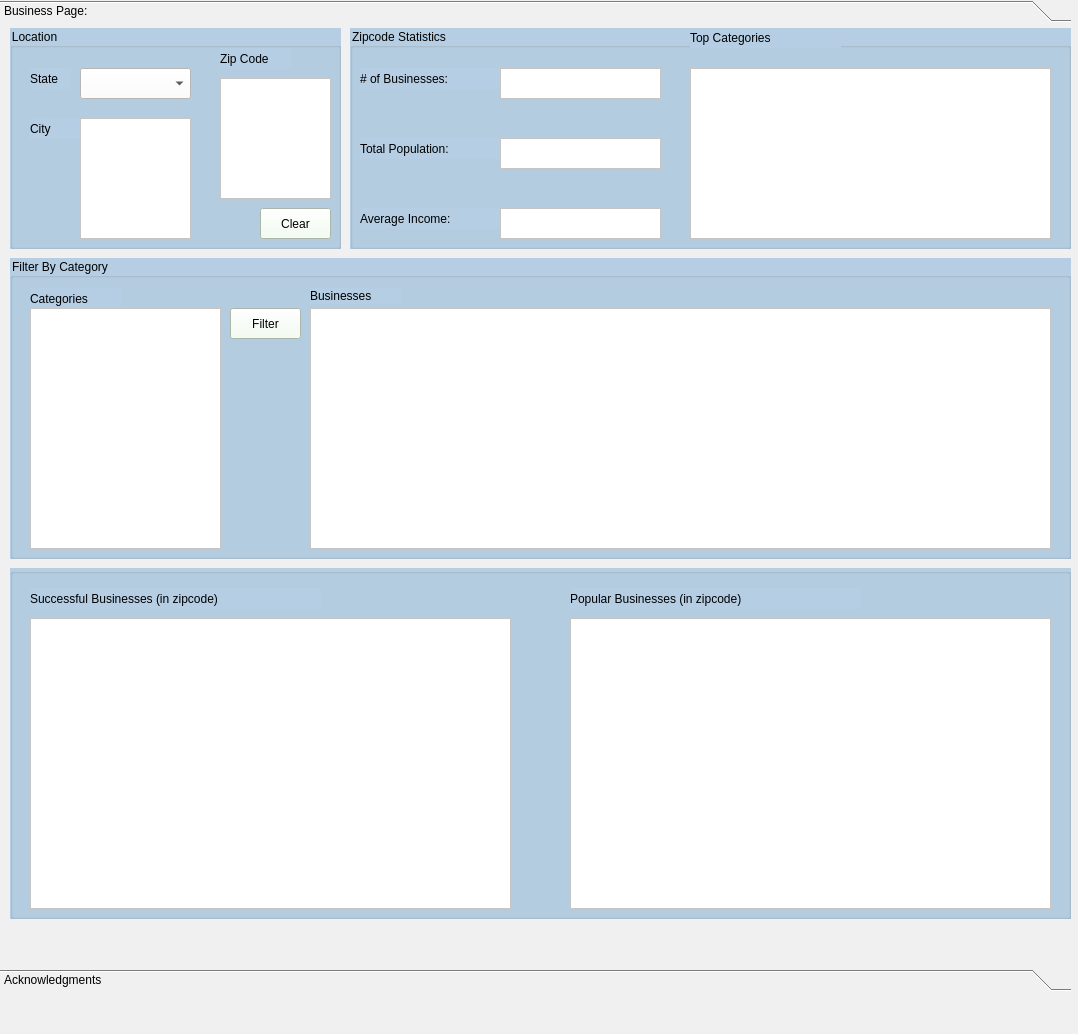
Above: milestone1app.ui from csilby01/451milestone3 before the change. Below: the same form after it.
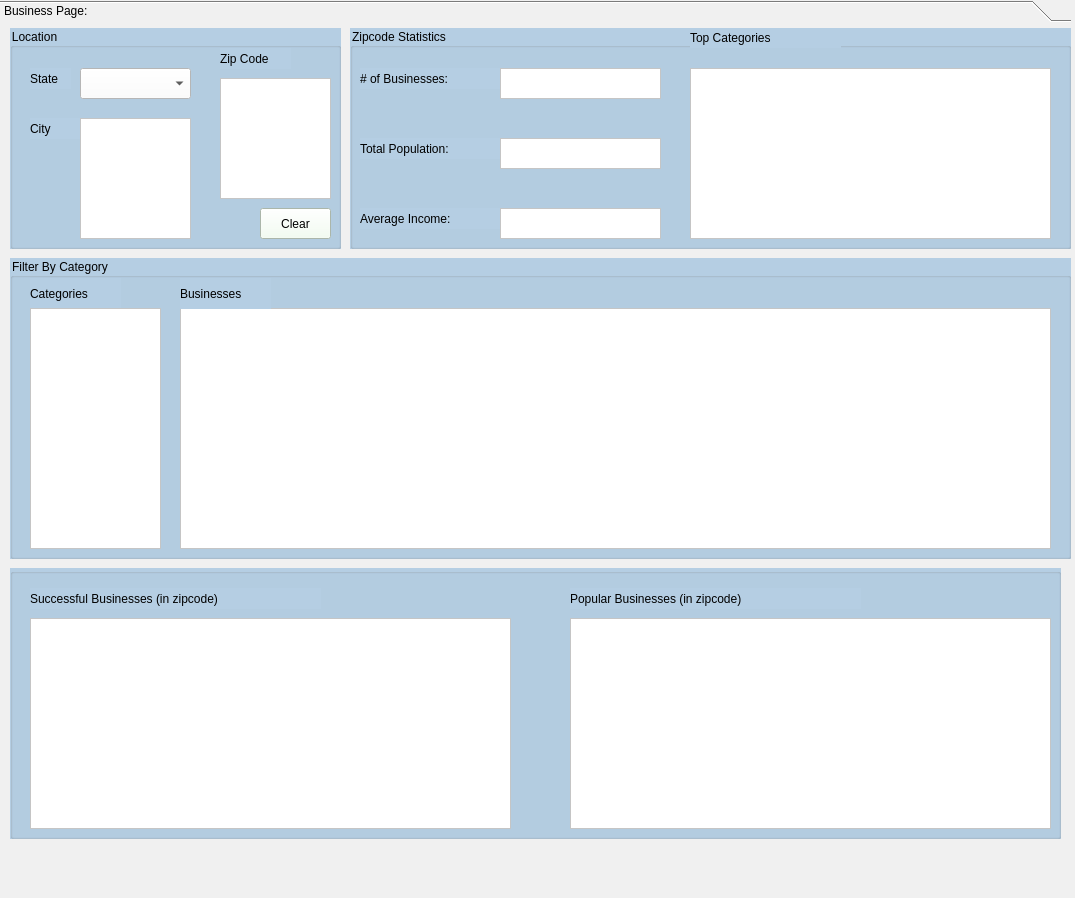
That is the form after the change.

Patch:
```diff
--- a/milestone1app.ui
+++ b/milestone1app.ui
@@ -6,8 +6,8 @@
    <rect>
     <x>0</x>
     <y>0</y>
-    <width>1078</width>
-    <height>1034</height>
+    <width>1075</width>
+    <height>898</height>
    </rect>
   </property>
   <property name="windowTitle">
@@ -323,9 +323,9 @@
        <property name="geometry">
         <rect>
          <x>20</x>
-         <y>30</y>
+         <y>20</y>
          <width>91</width>
-         <height>21</height>
+         <height>31</height>
         </rect>
        </property>
        <property name="styleSheet">
@@ -340,7 +340,7 @@
         <rect>
          <x>20</x>
          <y>50</y>
-         <width>191</width>
+         <width>131</width>
          <height>241</height>
         </rect>
        </property>
@@ -349,32 +349,12 @@
 font: 10pt &quot;Lucida Sans Unicode&quot;;</string>
        </property>
       </widget>
-      <widget class="QPushButton" name="filterButton">
-       <property name="geometry">
-        <rect>
-         <x>220</x>
-         <y>50</y>
-         <width>71</width>
-         <height>31</height>
-        </rect>
-       </property>
-       <property name="cursor">
-        <cursorShape>PointingHandCursor</cursorShape>
-       </property>
-       <property name="styleSheet">
-        <string notr="true">background-color: rgb(240, 255, 238);
-</string>
-       </property>
-       <property name="text">
-        <string>Filter</string>
-       </property>
-      </widget>
       <widget class="QTableWidget" name="businessTable">
        <property name="geometry">
         <rect>
-         <x>300</x>
+         <x>170</x>
          <y>50</y>
-         <width>741</width>
+         <width>871</width>
          <height>241</height>
         </rect>
        </property>
@@ -395,10 +375,10 @@
       <widget class="QLabel" name="label_9">
        <property name="geometry">
         <rect>
-         <x>300</x>
-         <y>30</y>
+         <x>170</x>
+         <y>20</y>
          <width>91</width>
-         <height>16</height>
+         <height>31</height>
         </rect>
        </property>
        <property name="styleSheet">
@@ -414,8 +394,8 @@
        <rect>
         <x>10</x>
         <y>540</y>
-        <width>1061</width>
-        <height>351</height>
+        <width>1051</width>
+        <height>271</height>
        </rect>
       </property>
       <property name="styleSheet">
@@ -432,7 +412,7 @@
          <x>20</x>
          <y>50</y>
          <width>481</width>
-         <height>291</height>
+         <height>211</height>
         </rect>
        </property>
        <property name="styleSheet">
@@ -455,7 +435,7 @@
          <x>560</x>
          <y>50</y>
          <width>481</width>
-         <height>291</height>
+         <height>211</height>
         </rect>
        </property>
        <property name="styleSheet">
```
Left out of the diff: 2 changed lines with no effect on the pictures.
